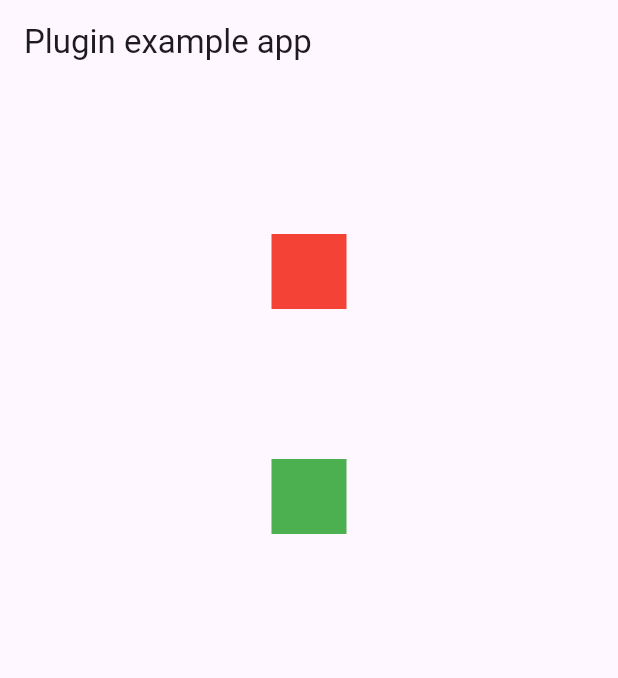
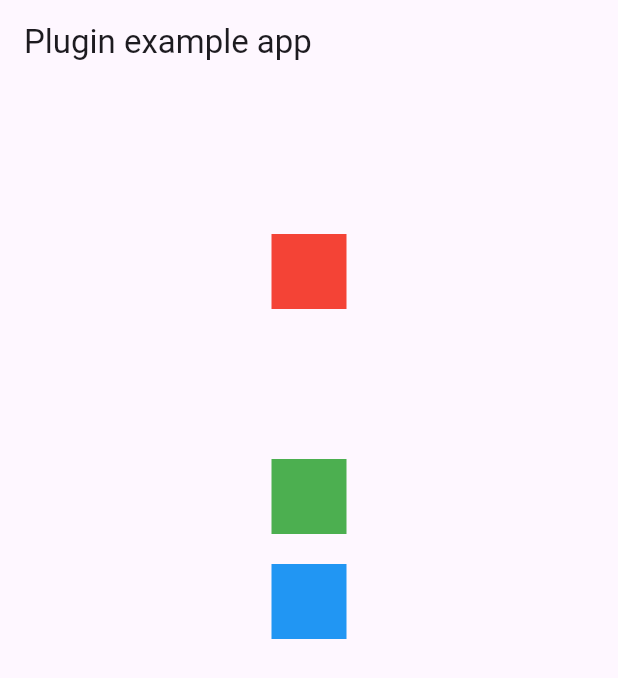
Before and after one commit to dongjianxiong/flutter_tools, a Flutter app: the screen it shows after launch, on a phone screen of 412 x 824 dp. Shown: the top 678 px of the screen. Run offline on Flutter 3.47's test engine with Material 3 defaults, Android fonts, the phone set to English and light mode, and no system bars; our stand-ins replace plugin_platform_interface.

Commit message:
ADD:增加合规初始化方法

```diff
--- a/example/lib/main.dart
+++ b/example/lib/main.dart
@@ -54,37 +54,66 @@ class _MyAppState extends State<MyApp> {
         appBar: AppBar(
           title: const Text('Plugin example app'),
         ),
-        body:Column(children: [
-          const SizedBox(height: 100,),
-          Center(child:
-          GestureDetector(onTap: (){
-            _getVersion();
-
-          }, child: Container(width: 50,height: 50,color: Colors.red,),),),
-          const SizedBox(height: 100,),
-          Center(child:
-          GestureDetector(onTap: (){
-            _getDeviceId();
-
-          }, child: Container(width: 50,height: 50,color: Colors.green,),),),
-        ],),
+        body: Column(
+          children: [
+            const SizedBox(
+              height: 100,
+            ),
+            Center(
+              child: GestureDetector(
+                onTap: () {
+                  _getVersion();
+                },
+                child: Container(
+                  width: 50,
+                  height: 50,
+                  color: Colors.red,
+                ),
+              ),
+            ),
+            const SizedBox(
+              height: 100,
+            ),
+            Center(
+              child: GestureDetector(
+                onTap: () {
+                  _getDeviceId();
+                },
+                child: Container(
+                  width: 50,
+                  height: 50,
+                  color: Colors.green,
+                ),
+              ),
+            ),
+            const SizedBox(
+              height: 20,
+            ),
+            GestureDetector(
+              onTap: () async{
+                await _corePlugin.complianceInit(false);
+              },
+              child: Container(
+                width: 50,
+                height: 50,
+                color: Colors.blue,
+              ),
+            ),
+          ],
+        ),
       ),
     );
   }
 
   /// 获取version，给_version赋值
   void _getVersion() async {
-
     String? version = await _corePlugin.getAppVersionName();
     debugPrint("版本号+——+——+——+——+——+——+——+——+——${version!}");
   }
 
   /// 获取version，给_version赋值
   void _getDeviceId() async {
-
     String? version = await _corePlugin.getDeviceId();
     debugPrint("设备标识+——+——+——+——+——+——+——+——+——${version!}");
   }
-
-
 }
--- a/lib/core_plugin.dart
+++ b/lib/core_plugin.dart
@@ -17,4 +17,7 @@ class CorePlugin {
   Future<String?> getDeviceId() {
     return CorePluginPlatform.instance.getDeviceId();
   }
+   Future<String?> complianceInit(bool isDebug) {
+     return CorePluginPlatform.instance.complianceInit(isDebug);
+   }
 }
```
Also changed, not shown: lib/core_plugin_method_channel.dart (+12 -0 lines), lib/core_plugin_platform_interface.dart (+5 -2 lines), 4 other files.
